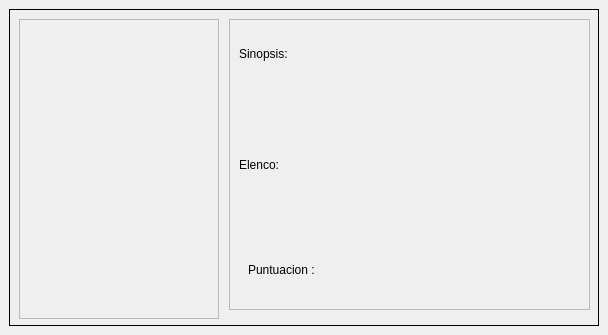
This is ui/segunda_ventana.ui in EdgardoDanielSoto/buscador-de-peliculas as Qt 5 draws it before an edit. The edited form follows.
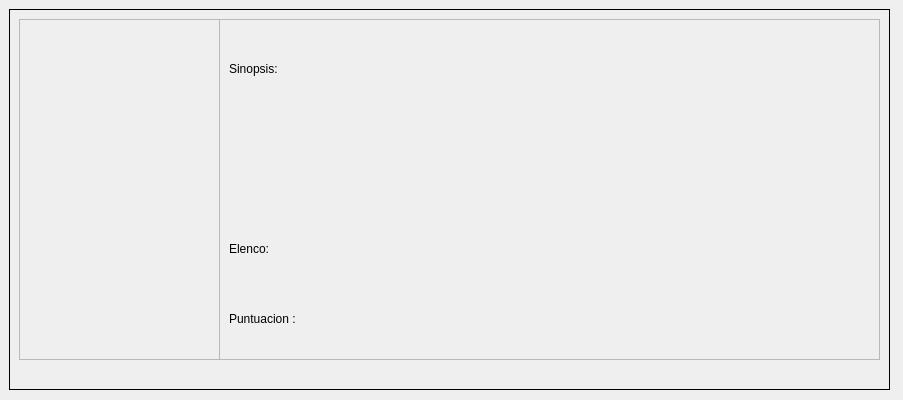
This is the edited form.

Commit message: modificacion de frame en segunda ventana

Diff of the .ui file:
```diff
--- a/ui/segunda_ventana.ui
+++ b/ui/segunda_ventana.ui
@@ -9,20 +9,32 @@
    <rect>
     <x>0</x>
     <y>0</y>
-    <width>608</width>
-    <height>335</height>
+    <width>903</width>
+    <height>400</height>
    </rect>
   </property>
+  <property name="sizePolicy">
+   <sizepolicy hsizetype="Ignored" vsizetype="Ignored">
+    <horstretch>50</horstretch>
+    <verstretch>50</verstretch>
+   </sizepolicy>
+  </property>
   <property name="minimumSize">
    <size>
-    <width>608</width>
-    <height>335</height>
+    <width>903</width>
+    <height>400</height>
    </size>
   </property>
   <property name="maximumSize">
    <size>
-    <width>608</width>
-    <height>335</height>
+    <width>903</width>
+    <height>400</height>
+   </size>
+  </property>
+  <property name="sizeIncrement">
+   <size>
+    <width>0</width>
+    <height>0</height>
    </size>
   </property>
   <property name="windowTitle">
@@ -33,8 +45,8 @@
     <rect>
      <x>9</x>
      <y>9</y>
-     <width>590</width>
-     <height>317</height>
+     <width>881</width>
+     <height>381</height>
     </rect>
    </property>
    <property name="sizePolicy">
@@ -54,8 +66,8 @@
      <rect>
       <x>10</x>
       <y>10</y>
-      <width>200</width>
-      <height>300</height>
+      <width>201</width>
+      <height>341</height>
      </rect>
     </property>
     <property name="sizePolicy">
@@ -75,8 +87,8 @@
       <rect>
        <x>10</x>
        <y>10</y>
-       <width>180</width>
-       <height>280</height>
+       <width>181</width>
+       <height>321</height>
       </rect>
      </property>
      <property name="sizePolicy">
@@ -93,10 +105,10 @@
    <widget class="QFrame" name="descripcion_texto">
     <property name="geometry">
      <rect>
-      <x>220</x>
+      <x>210</x>
       <y>10</y>
-      <width>361</width>
-      <height>291</height>
+      <width>661</width>
+      <height>341</height>
      </rect>
     </property>
     <property name="frameShape">
@@ -105,30 +117,60 @@
     <property name="frameShadow">
      <enum>QFrame::Shadow::Plain</enum>
     </property>
-    <layout class="QVBoxLayout" name="verticalLayout_3">
-     <item>
       <widget class="QLabel" name="encabezado_sinopsis">
+     <property name="geometry">
+      <rect>
+       <x>10</x>
+       <y>40</y>
+       <width>67</width>
+       <height>20</height>
+      </rect>
+     </property>
        <property name="text">
         <string>Sinopsis:</string>
        </property>
       </widget>
-     </item>
-     <item>
       <widget class="QLabel" name="texto_sinopsis">
+     <property name="geometry">
+      <rect>
+       <x>10</x>
+       <y>35</y>
+       <width>641</width>
+       <height>141</height>
+      </rect>
+     </property>
+     <property name="sizePolicy">
+      <sizepolicy hsizetype="Ignored" vsizetype="Ignored">
+       <horstretch>0</horstretch>
+       <verstretch>0</verstretch>
+      </sizepolicy>
+     </property>
        <property name="text">
         <string/>
        </property>
       </widget>
-     </item>
-     <item>
       <widget class="QLabel" name="encabezado_elenco">
+     <property name="geometry">
+      <rect>
+       <x>10</x>
+       <y>220</y>
+       <width>56</width>
+       <height>20</height>
+      </rect>
+     </property>
        <property name="text">
         <string>Elenco:</string>
        </property>
       </widget>
-     </item>
-     <item>
       <widget class="QLabel" name="nombres_actores">
+     <property name="geometry">
+      <rect>
+       <x>10</x>
+       <y>220</y>
+       <width>641</width>
+       <height>61</height>
+      </rect>
+     </property>
        <property name="sizePolicy">
         <sizepolicy hsizetype="Ignored" vsizetype="Ignored">
          <horstretch>0</horstretch>
@@ -140,44 +182,13 @@
        </property>
        <property name="text">
         <string/>
-       </property>
-      </widget>
-     </item>
-     <item>
-      <widget class="QFrame" name="frame">
-       <property name="frameShape">
-        <enum>QFrame::Shape::NoFrame</enum>
-       </property>
-       <property name="frameShadow">
-        <enum>QFrame::Shadow::Plain</enum>
-       </property>
-       <property name="lineWidth">
-        <number>1</number>
-       </property>
-       <widget class="QLabel" name="encabezado_puntuacion">
-        <property name="geometry">
-         <rect>
-          <x>9</x>
-          <y>9</y>
-          <width>100</width>
-          <height>20</height>
-         </rect>
-        </property>
-        <property name="frameShape">
-         <enum>QFrame::Shape::NoFrame</enum>
-        </property>
-        <property name="frameShadow">
-         <enum>QFrame::Shadow::Plain</enum>
-        </property>
-        <property name="text">
-         <string>Puntuacion : </string>
         </property>
        </widget>
        <widget class="QLabel" name="puntuacion">
         <property name="geometry">
          <rect>
-          <x>174</x>
-          <y>9</y>
+       <x>120</x>
+       <y>290</y>
           <width>81</width>
           <height>19</height>
          </rect>
@@ -192,9 +203,25 @@
          <string/>
         </property>
        </widget>
-      </widget>
-     </item>
-    </layout>
+    <widget class="QLabel" name="encabezado_puntuacion">
+     <property name="geometry">
+      <rect>
+       <x>10</x>
+       <y>290</y>
+       <width>100</width>
+       <height>20</height>
+      </rect>
+     </property>
+     <property name="frameShape">
+      <enum>QFrame::Shape::NoFrame</enum>
+     </property>
+     <property name="frameShadow">
+      <enum>QFrame::Shadow::Plain</enum>
+     </property>
+     <property name="text">
+      <string>Puntuacion : </string>
+     </property>
+    </widget>
    </widget>
   </widget>
  </widget>
```
Lines whose indentation alone changed are shown as unchanged. The commit also changes 1 other file.
